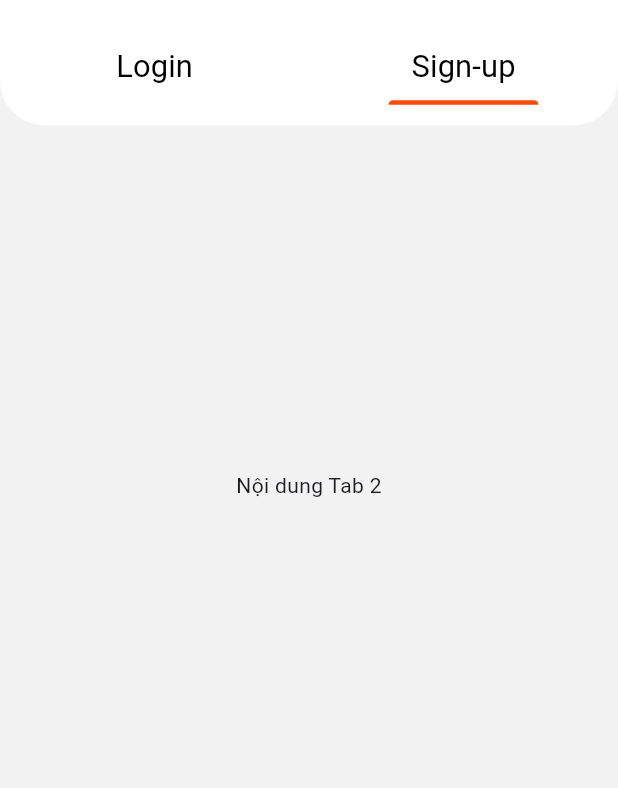
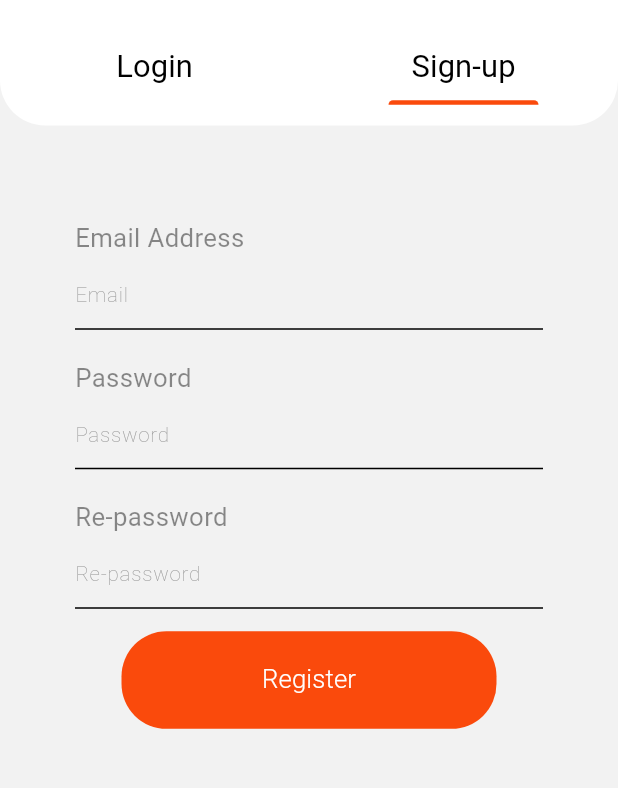
Before and after one commit to thekids1002/OrderFood_MobileApp, a Flutter app: the screen it shows after launch, tab 2 chosen, on a phone screen of 412 x 824 dp, the part 369-1157 px from its top. Run offline on Flutter 3.47's test engine with Material 3 defaults, Android fonts, the phone set to English and light mode, and no system bars; Roboto replaces fonts that are missing (SF-PRO).

Commit message:
feat: add register tab

```diff
--- a/lib/form/login_form.dart
+++ b/lib/form/login_form.dart
@@ -12,7 +12,8 @@ class LoginForm extends StatelessWidget {
       padding: const EdgeInsets.fromLTRB(50, 20, 50, 20),
       alignment: Alignment.bottomLeft,
       child: Column(
-        mainAxisAlignment: MainAxisAlignment.spaceBetween, // Chia khoảng cách đều
+        mainAxisAlignment:
+            MainAxisAlignment.spaceBetween, // Chia khoảng cách đều
         crossAxisAlignment: CrossAxisAlignment.start,
         children: [
           Column(
@@ -46,7 +47,7 @@ class LoginForm extends StatelessWidget {
               Text(
                 "Forgot passcode",
                 style: TextStyle(
-                  color: Color.fromARGB(255, 141, 91, 17),
+                  color: const Color.fromARGB(255, 141, 91, 17),
                   fontSize: UtilSize.responsiveFontSize(context, 16),
                   fontFamily: 'SF-PRO',
                   fontWeight: FontWeight.w400,
@@ -54,13 +55,14 @@ class LoginForm extends StatelessWidget {
               ),
             ],
           ),
-          // Đẩy nút Login xuống dưới cùng
-          CustomElevatedButton(
-            onPressed: () {},
-            text: "Login",
-            btnColor: Color(0xFFFA4A0C),
-            textColor: Colors.white,
-          ),
+          Center(
+            child: CustomElevatedButton(
+              onPressed: () {},
+              text: "Login",
+              btnColor: const Color(0xFFFA4A0C),
+              textColor: Colors.white,
+            ),
+          )
         ],
       ),
     );
--- /dev/null
+++ b/lib/form/register_form.dart
@@ -0,0 +1,74 @@
+import 'package:flutter/material.dart';
+import 'package:orderfood1/utils/reponsive.dart';
+import 'package:orderfood1/widgets/text_field.dart';
+import '../widgets/base_button.dart';
+
+class RegisterForm extends StatelessWidget {
+  const RegisterForm({super.key});
+
+  @override
+  Widget build(BuildContext context) {
+    return SingleChildScrollView(
+      child: Container(
+        padding: const EdgeInsets.fromLTRB(50, 20, 50, 20),
+        alignment: Alignment.bottomLeft,
+        child: Column(
+          mainAxisAlignment: MainAxisAlignment.spaceBetween,
+          crossAxisAlignment: CrossAxisAlignment.start,
+          children: [
+            Column(
+              crossAxisAlignment: CrossAxisAlignment.start,
+              children: [
+                Text(
+                  "Email Address",
+                  style: TextStyle(
+                    color: Colors.black45,
+                    fontFamily: 'SF-PRO',
+                    fontSize: UtilSize.responsiveFontSize(context, 15),
+                  ),
+                ),
+                const BaseTextField(
+                  hintText: "Email",
+                ),
+                const SizedBox(height: 20),
+                Text(
+                  "Password",
+                  style: TextStyle(
+                    color: Colors.black45,
+                    fontFamily: 'SF-PRO',
+                    fontSize: UtilSize.responsiveFontSize(context, 15),
+                  ),
+                ),
+                const BaseTextField(
+                  isPassword: true,
+                  hintText: "Password",
+                ),
+                const SizedBox(height: 20),
+                Text(
+                  "Re-password",
+                  style: TextStyle(
+                    color: Colors.black45,
+                    fontFamily: 'SF-PRO',
+                    fontSize: UtilSize.responsiveFontSize(context, 15),
+                  ),
+                ),
+                const BaseTextField(
+                  isPassword: true,
+                  hintText: "Re-password",
+                ),
+              ],
+            ),
+            Center(
+              child: CustomElevatedButton(
+                onPressed: () {},
+                text: "Register",
+                btnColor: const Color(0xFFFA4A0C),
+                textColor: Colors.white,
+              ),
+            )
+          ],
+        ),
+      ),
+    );
+  }
+}
--- a/lib/main.dart
+++ b/lib/main.dart
@@ -1,9 +1,7 @@
 import 'package:flutter/material.dart';
-import 'package:orderfood1/screens/get_staterd_screen.dart';
 import 'package:orderfood1/screens/login_screen.dart';
-import 'package:orderfood1/widgets/base_button.dart';
 
-void main() => runApp(MyApp());
+void main() => runApp(const MyApp());
 
 class MyApp extends StatelessWidget {
   const MyApp({super.key});
--- a/lib/screens/login_screen.dart
+++ b/lib/screens/login_screen.dart
@@ -3,6 +3,7 @@ import 'package:flutter/painting.dart';
 import 'package:flutter/rendering.dart';
 import 'package:flutter/widgets.dart';
 import 'package:orderfood1/form/login_form.dart';
+import 'package:orderfood1/form/register_form.dart';
 import 'package:orderfood1/utils/reponsive.dart';
 
 class LoginScreen extends StatefulWidget {
@@ -95,7 +96,7 @@ class _LoginScreenState extends State<LoginScreen> {
                   child: TabBarView(
                     children: [
                       Center(child: LoginForm()),
-                      Center(child: Text("Nội dung Tab 2")),
+                      Center(child: RegisterForm()),
                     ],
                   ),
                 ),
--- a/lib/widgets/base_button.dart
+++ b/lib/widgets/base_button.dart
@@ -18,7 +18,8 @@ class CustomElevatedButton extends StatelessWidget {
   @override
   Widget build(BuildContext context) {
     return Container(
-      margin: const EdgeInsets.all(20),
+      margin: const EdgeInsets.all(15),
+      width: 250,
       child: ElevatedButton(
         onPressed: onPressed,
         style: ElevatedButton.styleFrom(
```
